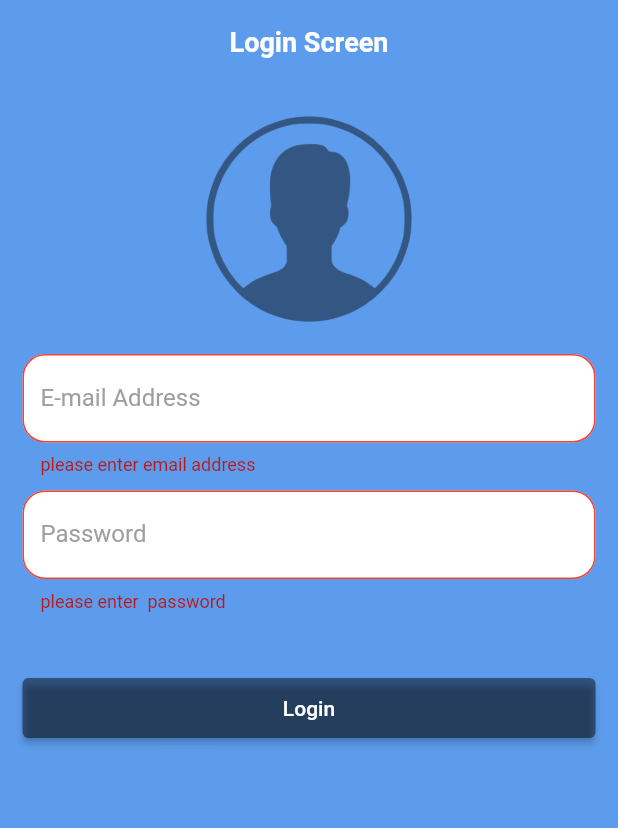
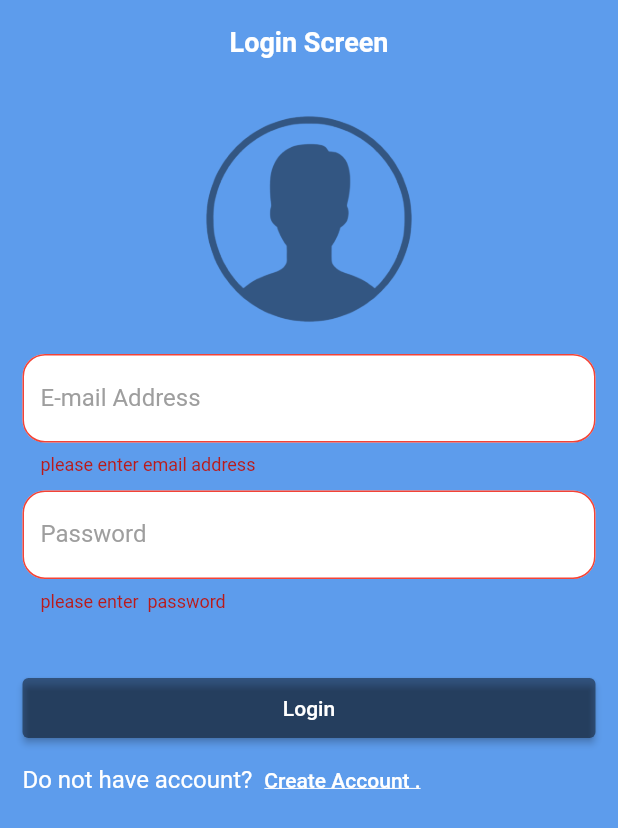
Before and after one commit to manar27112000/todo_app, a Flutter app: the screen it shows after launch, after a tap on "Login", on a phone screen of 412 x 824 dp. Shown: the top 828 px of the screen. Run offline on Flutter 3.47's test engine with Material 3 defaults, Android fonts, the phone set to English and light mode, and no system bars; our stand-ins replace firebase_auth, firebase_core; missing offline and left inert: flutter_timeline_calendar; accounts and stored records are empty.

Commit message:
+ integration with firebase + auth module

```diff
--- a/lib/ui/auth/login/login_screen.dart
+++ b/lib/ui/auth/login/login_screen.dart
@@ -1,12 +1,22 @@
+
+import 'package:firebase_auth/firebase_auth.dart';
 import 'package:flutter/material.dart';
+import 'package:todo_app/core/app_routes.dart';
 import 'package:todo_app/ui/widgets/custom_text_form_field;.dart';
 import 'package:todo_app/utils/email_validation.dart';
 
-class LoginScreen extends StatelessWidget {
-  TextEditingController emailController = TextEditingController();
-  TextEditingController passController = TextEditingController();
+class LoginScreen extends StatefulWidget {
   @override
+  State<LoginScreen> createState() => _LoginScreenState();
+}
+
+class _LoginScreenState extends State<LoginScreen> {
+  TextEditingController emailController1 = TextEditingController();
+
+  TextEditingController passController1 = TextEditingController();
   var formKey2 = GlobalKey<FormState>();
+
+  @override
 
   Widget build(BuildContext context) {
     return Scaffold(
@@ -35,7 +45,7 @@ class LoginScreen extends StatelessWidget {
                 CustomTextFormField(
                     label: const Text('E-mail Address'),
                     type: TextInputType.emailAddress,
-                    controller: emailController,
+                    controller: emailController1,
                     validator: (input) {
                       if (input == null || input.trim().isEmpty) {
                         return 'please enter email address';
@@ -49,7 +59,7 @@ class LoginScreen extends StatelessWidget {
                     label: const Text('Password'),
                     type: TextInputType.visiblePassword,
                     isecureText: true,
-                    controller: passController,
+                    controller: passController1,
                     validator: (input) {
                       if (input == null || input.trim().isEmpty) {
                         return 'please enter  password';
@@ -67,12 +77,23 @@ class LoginScreen extends StatelessWidget {
                     backgroundColor: Colors.black45,
                   ),
                     onPressed: () {
-                      register();
+                      login(emailController1.text,passController1.text);
                     },
                     child: const Padding(
                       padding: EdgeInsets.all(12.0),
                       child: Text('Login'),
-                    ))
+                    )),
+                Row(
+                  children: [
+
+                    Text('Do not have account?',style: TextStyle(color: Colors.white,fontSize: 16)),
+                    TextButton(onPressed: (){
+                      Navigator.pushReplacementNamed(context, AppRoutes.register_route);
+                    },
+                        child: Text('Create Account .',style: TextStyle(color: Colors.white,
+                            fontSize: 14,decoration: TextDecoration.underline),))
+                  ],
+                )
               ],
             ),
           ),
@@ -81,9 +102,24 @@ class LoginScreen extends StatelessWidget {
     );
   }
 
-  void register() {
+  Future<void> login( String emailAddress,String password) async {
     if (formKey2.currentState?.validate() == false) {
       return;
     }
+    try {
+      final credential = await FirebaseAuth.instance.signInWithEmailAndPassword(
+          email: emailAddress,
+          password: password
+      );
+      print('credential : ${credential.user?.uid}');
+      Navigator.pushReplacementNamed(context, AppRoutes.home_route);
+
+    } on FirebaseAuthException catch (e) {
+      if (e.code == 'user-not-found') {
+        print('No user found for that email.');
+      } else if (e.code == 'wrong-password') {
+        print('Wrong password provided for that user.');
+      }
+    }
   }
 }
```
Also changed, not shown: firebase.json (added).
